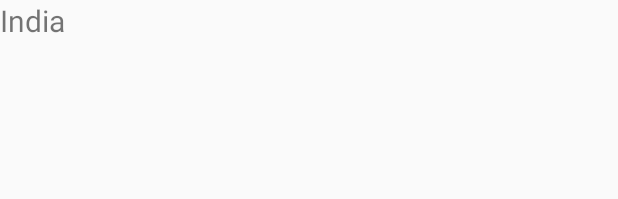
After one commit to ksridharpatro/ClearTripAssignmentSridhar, an Android app: the layout spinner_item.xml on its own in the app's theme, with its tools: preview values and no code run, on a phone screen of 412 x 824 dp. The commit adds this screen. Shown: the top 199 px of the screen. Run offline under Robolectric (Android 15) with nearby library versions, the phone set to English and light mode, and no system bars.

Commit message:
spinner adapter created

```diff
--- /dev/null
+++ b/app/src/main/res/layout/spinner_item.xml
@@ -0,0 +1,8 @@
+<?xml version="1.0" encoding="utf-8"?>
+<TextView xmlns:android="http://schemas.android.com/apk/res/android"
+    xmlns:tools="http://schemas.android.com/tools"
+    android:id="@+id/countryName"
+    android:layout_width="match_parent"
+    android:layout_height="wrap_content"
+    android:textSize="20sp"
+    tools:text="India" />
```
Also changed, not shown: app/src/main/java/com/example/cleartripassignmentsridhar/adapters/CountrySpinnerAdapter.kt (added, +43 -0 lines), app/src/main/java/com/example/cleartripassignmentsridhar/ui/MainActivity.kt (+12 -1 lines).
